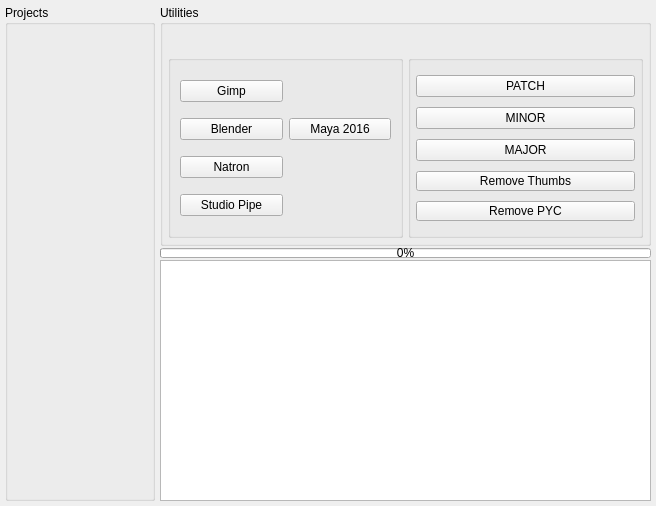
subing85/packages_test, file startup/studioLauncher_ui.ui: the form before one commit.
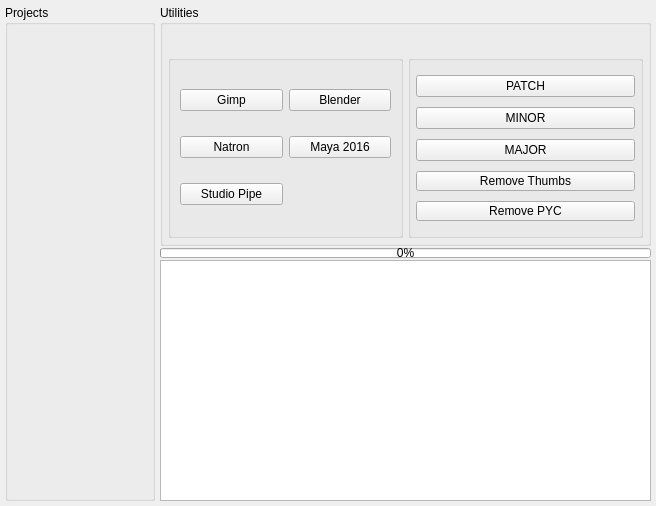
The form after the commit.

Commit message: studioPuppet for Blender

The edit to the form file:
```diff
--- a/startup/studioLauncher_ui.ui
+++ b/startup/studioLauncher_ui.ui
@@ -90,13 +90,6 @@
               </property>
              </widget>
             </item>
-            <item row="1" column="0">
-             <widget class="QPushButton" name="button_blender">
-              <property name="text">
-               <string>Blender</string>
-              </property>
-             </widget>
-            </item>
             <item row="1" column="1">
              <widget class="QPushButton" name="button_maya2016">
               <property name="text">
@@ -104,13 +97,6 @@
               </property>
              </widget>
             </item>
-            <item row="2" column="0">
-             <widget class="QPushButton" name="button_natron">
-              <property name="text">
-               <string>Natron</string>
-              </property>
-             </widget>
-            </item>
             <item row="3" column="0">
              <widget class="QPushButton" name="button_studioPipe">
               <property name="text">
@@ -118,6 +104,20 @@
               </property>
              </widget>
             </item>
+            <item row="0" column="1">
+             <widget class="QPushButton" name="button_blender">
+              <property name="text">
+               <string>Blender</string>
+              </property>
+             </widget>
+            </item>
+            <item row="1" column="0">
+             <widget class="QPushButton" name="button_natron">
+              <property name="text">
+               <string>Natron</string>
+              </property>
+             </widget>
+            </item>
            </layout>
           </widget>
          </item>
```
The commit also changes 37 other files.
